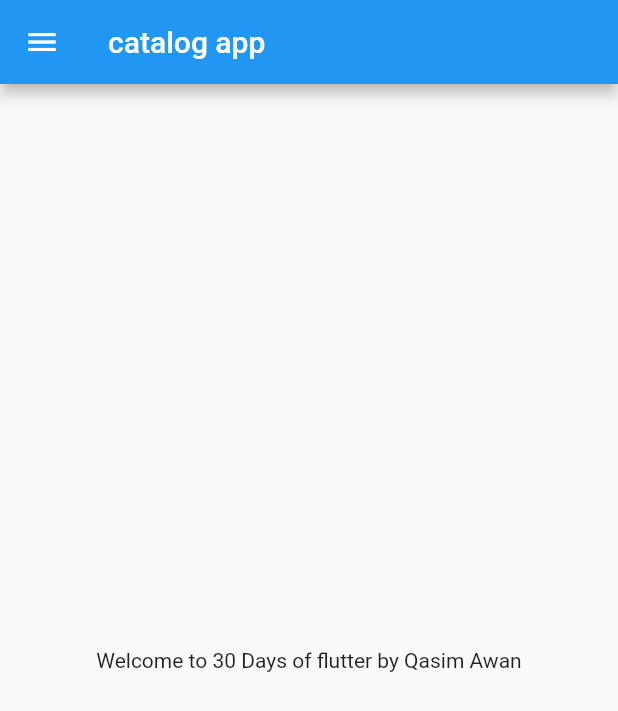
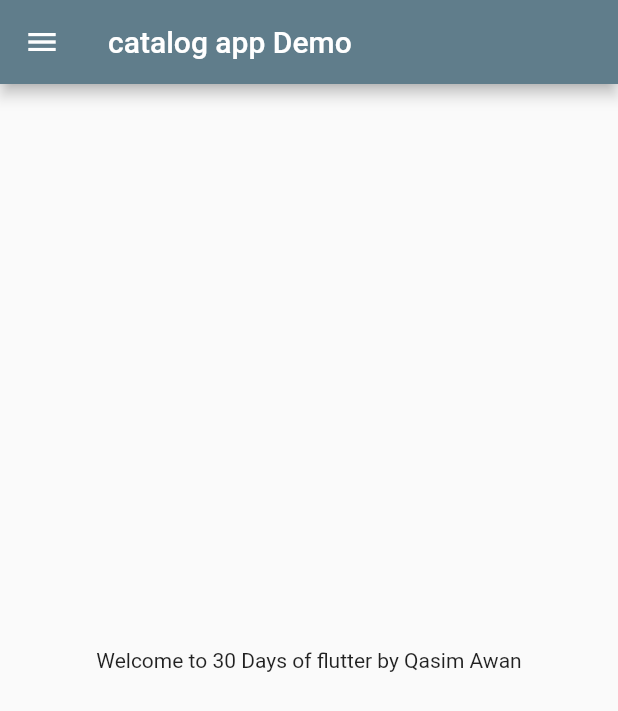
Before and after one commit to QasimAdobe/flutter_catalog, a Flutter app: the screen it shows after launch, on a phone screen of 412 x 824 dp. Shown: the top 711 px of the screen. Run offline on Flutter 3.47's test engine with Material 2 defaults, Android fonts, the phone set to English and light mode, and no system bars.

Commit message:
Day 3 Completed

```diff
--- a/lib/main.dart
+++ b/lib/main.dart
@@ -1,5 +1,6 @@
 import 'package:flutter/material.dart';
-import 'package:flutter_application_1/home_page.dart';
+import 'package:flutter_application_1/pages/home_page.dart';
+import 'package:flutter_application_1/pages/login_page.dart';
 
 void main() {
   runApp(MyApp());
@@ -11,7 +12,15 @@ class MyApp extends StatelessWidget {
   @override
   Widget build(BuildContext context) {
     return MaterialApp(
-      home: HomePage(),
-    );
+        themeMode: ThemeMode.dark,
+        theme: ThemeData(primarySwatch: Colors.deepPurple),
+        darkTheme: ThemeData(primarySwatch: Colors.blueGrey),
+        initialRoute: "/home",
+        routes: {
+          "/": (context) => const LoginPage(),
+          "/home": (context) => const HomePage(),
+          "/login": ((context) => const LoginPage()),
+        }
+        );
   }
 }
--- a/lib/home_page.dart
+++ b/lib/pages/home_page.dart
@@ -1,15 +1,13 @@
 import 'package:flutter/material.dart';
-
 class HomePage extends StatelessWidget {
   const HomePage({Key? key}) : super(key: key);
-
   @override
   Widget build(BuildContext context) {
     var days = 30;
     String name = "Qasim Awan";
     return Scaffold(
       appBar: AppBar(
-        title: Text("catalog app"),
+        title: Text("catalog app Demo " ),
       ),
       body: Center(
         child: Container(
```
Also changed, not shown: lib/pages/login_page.dart (added, +20 -0 lines).
